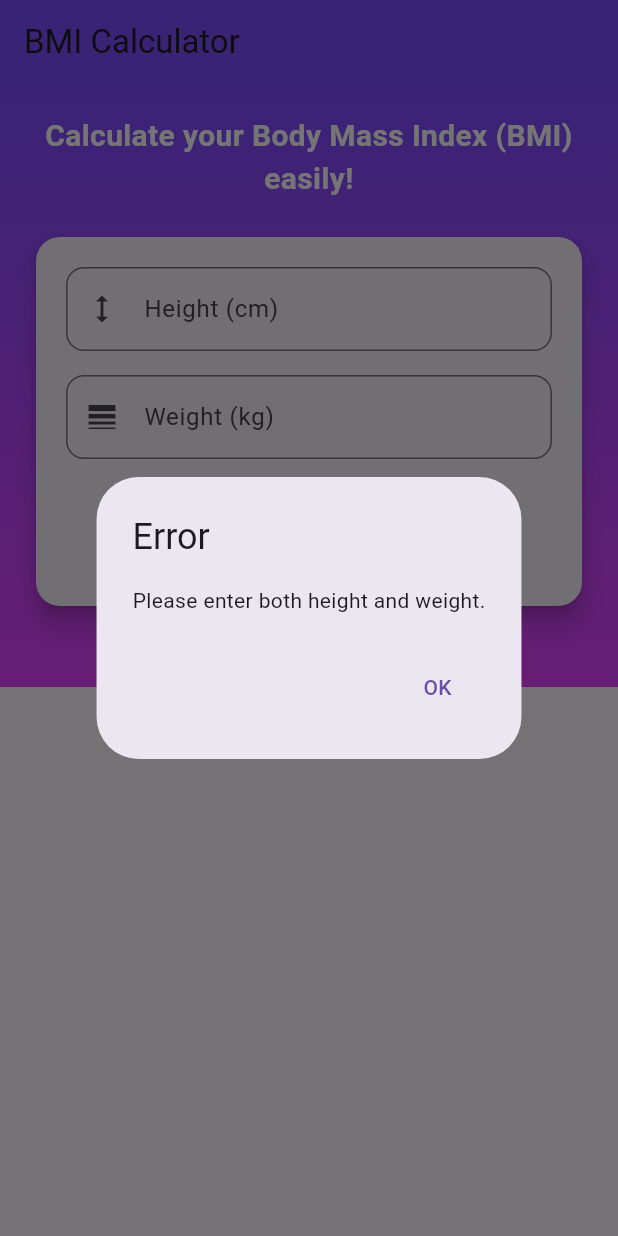
After one commit to Eilhie/BuddyQuest, a Flutter app: the BMIPage screen opened directly, after a tap on "Calculate BMI", on a phone screen of 412 x 824 dp. The commit adds this screen. Run offline on Flutter 3.47's test engine with Material 3 defaults, Android fonts, the phone set to English and light mode, and no system bars; our stand-ins replace cloud_firestore, firebase_auth, firebase_core, flutter_dotenv, google_sign_in, shared_preferences; accounts and stored records are empty.

Commit message:
Added BMI and its routing

```diff
--- /dev/null
+++ b/lib/BMI_page.dart
@@ -0,0 +1,201 @@
+import 'package:flutter/material.dart';
+import 'package:flutter/services.dart';
+
+class BMIPage extends StatefulWidget {
+  @override
+  _BMIPageState createState() => _BMIPageState();
+}
+
+class _BMIPageState extends State<BMIPage> {
+  final TextEditingController _heightController = TextEditingController();
+  final TextEditingController _weightController = TextEditingController();
+
+  double? _bmi;
+  String _bmiCategory = "";
+
+  void _calculateBMI() {
+    final String heightText = _heightController.text;
+    final String weightText = _weightController.text;
+
+    if (heightText.isEmpty || weightText.isEmpty) {
+      _showErrorDialog("Please enter both height and weight.");
+      return;
+    }
+
+    try {
+      final double height = double.parse(heightText) / 100; // Convert to meters
+      final double weight = double.parse(weightText);
+
+      if (height <= 0 || weight <= 0) {
+        _showErrorDialog("Height and weight must be greater than zero.");
+        return;
+      }
+
+      setState(() {
+        _bmi = weight / (height * height);
+        _bmiCategory = _getBMICategory(_bmi!);
+      });
+    } catch (e) {
+      _showErrorDialog("Please enter valid numbers.");
+    }
+  }
+
+  String _getBMICategory(double bmi) {
+    if (bmi < 18.5) {
+      return "Underweight";
+    } else if (bmi >= 18.5 && bmi < 24.9) {
+      return "Normal weight";
+    } else if (bmi >= 25 && bmi < 29.9) {
+      return "Overweight";
+    } else {
+      return "Obesity";
+    }
+  }
+
+  void _showErrorDialog(String message) {
+    showDialog(
+      context: context,
+      builder: (BuildContext context) {
+        return AlertDialog(
+          title: const Text("Error"),
+          content: Text(message),
+          actions: [
+            TextButton(
+              onPressed: () {
+                Navigator.pop(context);
+              },
+              child: const Text("OK"),
+            ),
+          ],
+        );
+      },
+    );
+  }
+
+  @override
+  Widget build(BuildContext context) {
+    return Scaffold(
+      appBar: AppBar(
+        title: const Text("BMI Calculator"),
+        backgroundColor: Colors.deepPurpleAccent,
+      ),
+      body: Container(
+        decoration: const BoxDecoration(
+          gradient: LinearGradient(
+            colors: [Colors.deepPurpleAccent, Colors.purpleAccent],
+            begin: Alignment.topCenter,
+            end: Alignment.bottomCenter,
+          ),
+        ),
+        child: SingleChildScrollView(
+          child: Padding(
+            padding: const EdgeInsets.all(20.0),
+            child: Column(
+              crossAxisAlignment: CrossAxisAlignment.stretch,
+              children: [
+                const Text(
+                  "Calculate your Body Mass Index (BMI) easily!",
+                  style: TextStyle(
+                    fontSize: 20,
+                    fontWeight: FontWeight.bold,
+                    color: Colors.white,
+                  ),
+                  textAlign: TextAlign.center,
+                ),
+                const SizedBox(height: 20),
+                Card(
+                  elevation: 6,
+                  shape: RoundedRectangleBorder(
+                    borderRadius: BorderRadius.circular(16),
+                  ),
+                  child: Padding(
+                    padding: const EdgeInsets.all(20.0),
+                    child: Column(
+                      children: [
+                        TextField(
+                          controller: _heightController,
+                          keyboardType: TextInputType.number,
+                          decoration: InputDecoration(
+                            labelText: "Height (cm)",
+                            prefixIcon: const Icon(Icons.height),
+                            border: OutlineInputBorder(
+                              borderRadius: BorderRadius.circular(12),
+                            ),
+                          ),
+                        ),
+                        const SizedBox(height: 16),
+                        TextField(
+                          controller: _weightController,
+                          keyboardType: TextInputType.number,
+                          decoration: InputDecoration(
+                            labelText: "Weight (kg)",
+                            prefixIcon: const Icon(Icons.line_weight),
+                            border: OutlineInputBorder(
+                              borderRadius: BorderRadius.circular(12),
+                            ),
+                          ),
+                        ),
+                        const SizedBox(height: 20),
+                        ElevatedButton(
+                          onPressed: _calculateBMI,
+                          style: ElevatedButton.styleFrom(
+                            backgroundColor: Colors.purple,
+                            shape: RoundedRectangleBorder(
+                              borderRadius: BorderRadius.circular(12),
+                            ),
+                            padding: const EdgeInsets.symmetric(vertical: 16),
+                          ),
+                          child: const Text(
+                            "Calculate BMI",
+                            style: TextStyle(fontSize: 18, color: Colors.white),
+                          ),
+                        ),
+                      ],
+                    ),
+                  ),
+                ),
+                const SizedBox(height: 30),
+                AnimatedSwitcher(
+                  duration: const Duration(milliseconds: 500),
+                  child: _bmi != null
+                      ? Card(
+                    key: ValueKey(_bmi),
+                    color: Colors.deepPurple.shade50,
+                    elevation: 6,
+                    shape: RoundedRectangleBorder(
+                      borderRadius: BorderRadius.circular(16),
+                    ),
+                    child: Padding(
+                      padding: const EdgeInsets.all(20.0),
+                      child: Column(
+                        children: [
+                          Text(
+                            "Your BMI: ${_bmi!.toStringAsFixed(1)}",
+                            style: const TextStyle(
+                              fontSize: 28,
+                              fontWeight: FontWeight.bold,
+                              color: Colors.deepPurple,
+                            ),
+                          ),
+                          const SizedBox(height: 10),
+                          Text(
+                            "Category: $_bmiCategory",
+                            style: const TextStyle(
+                              fontSize: 20,
+                              color: Colors.black54,
+                            ),
+                          ),
+                        ],
+                      ),
+                    ),
+                  )
+                      : const SizedBox.shrink(),
+                ),
+              ],
+            ),
+          ),
+        ),
+      ),
+    );
+  }
+}
```
Also changed, not shown: lib/profile.dart (+7 -56 lines), lib/setting_page.dart (+6 -2 lines).
